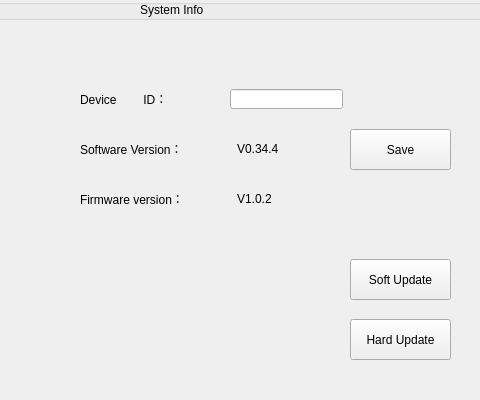
Qt form setwindow.ui (SnakStar/QT-200) before a commit; both pictures show x 320 to 800 and y 0 to 400 of the 800 by 400 pixel window.
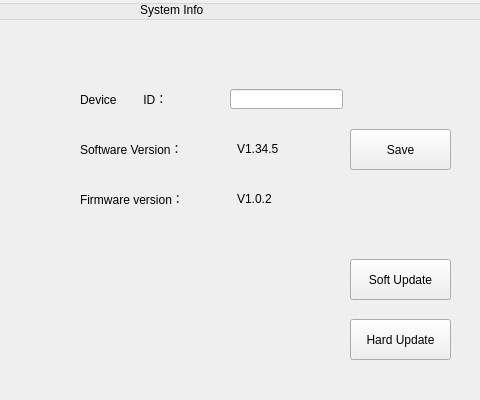
The same form after that commit. The open tabs and pages were chosen to show the change. Icons and pictures are not drawn.

```diff
--- a/setwindow.ui
+++ b/setwindow.ui
@@ -738,7 +738,7 @@
       </rect>
      </property>
      <property name="text">
-      <string>V0.34.4</string>
+      <string>V1.34.5</string>
      </property>
     </widget>
     <widget class="QLabel" name="lbHardNum">
```
